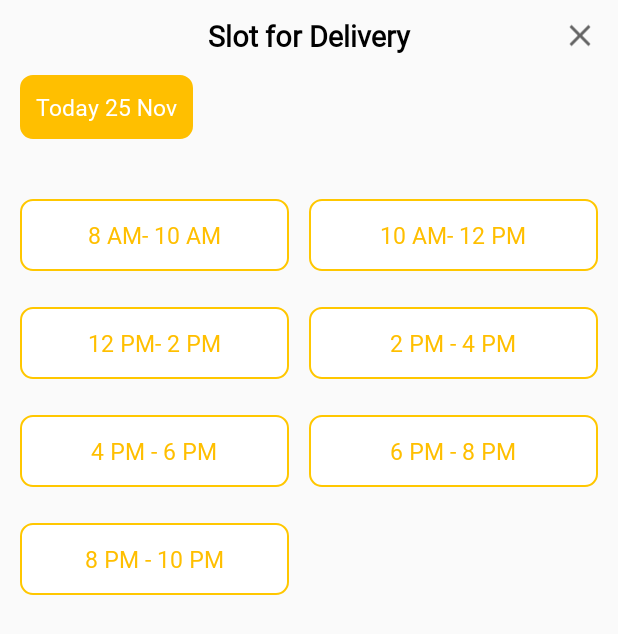
After one commit to ankrana111994/foodUser, an Android app: the layout delivery_slot_dialog.xml on its own in the app's theme, with its tools: preview values and no code run, on a phone screen of 412 x 824 dp. The commit adds this screen. Shown: the top 634 px of the screen. Run offline under Robolectric (Android 15) with nearby library versions, the phone set to English and light mode, and no system bars; network calls fail; Roboto replaces fonts that are not available here.

Commit message:
ui changes5

```diff
--- a/app/src/main/java/com/rndtechnosoft/fooddaily/Activity/CartActivity.java
+++ b/app/src/main/java/com/rndtechnosoft/fooddaily/Activity/CartActivity.java
@@ -40,6 +40,7 @@ import com.android.volley.Response;
 import com.android.volley.VolleyError;
 import com.android.volley.toolbox.StringRequest;
 import com.android.volley.toolbox.Volley;
+import com.google.android.material.bottomsheet.BottomSheetDialog;
 import com.rndtechnosoft.fooddaily.Adapter.CartAdapter;
 import com.rndtechnosoft.fooddaily.Model.Address;
 import com.rndtechnosoft.fooddaily.Model.Cart;
@@ -67,6 +68,7 @@ public class CartActivity extends AppCompatActivity implements SwipeRefreshLayou
     private String address="",address_id="";
     ArrayList<Cart> carts;
     Toolbar toolbar;
+    LinearLayout select_slot_btn;
     RelativeLayout main_rel,address_lay;
     TextView tvTotal,tvDelivery,btnCheckout,btnShopping,txtDiscAmt;
     private long mLastClickTime=0;
@@ -92,6 +94,7 @@ public class CartActivity extends AppCompatActivity implements SwipeRefreshLayou
     View view2,view3,view1,totalView;
     static boolean flag=false;
     private String area_delivery;
+    BottomSheetDialog dialog;
 
     @SuppressLint("SetTextI18n")
     @Override
@@ -166,6 +169,7 @@ public class CartActivity extends AppCompatActivity implements SwipeRefreshLayou
         recycler_cart = findViewById(R.id.recycler_cart);
         progress_cart = findViewById(R.id.progress_cart);
         loader = findViewById(R.id.loader);
+        select_slot_btn = findViewById(R.id.select_slot_btn);
 //        swipe_refresh = findViewById(R.id.swipe_refresh);
 //        swipe_refresh.setProgressBackgroundColorSchemeColor(getResources().getColor(R.color.colorWhite));
 //        int col = getResources().getColor(R.color.colorAccent);
@@ -297,6 +301,14 @@ public class CartActivity extends AppCompatActivity implements SwipeRefreshLayou
                 }
             }
         });
+
+        select_slot_btn.setOnClickListener(new View.OnClickListener() {
+            @Override
+            public void onClick(View v) {
+                showBottomSheetDialog();
+            }
+        });
+
     }
 
     private void getWallet() {
@@ -748,6 +760,20 @@ public class CartActivity extends AppCompatActivity implements SwipeRefreshLayou
         requestQueue.add(stringRequest);
     }
 
+    public void showBottomSheetDialog() {
+        View view = getLayoutInflater().inflate(R.layout.delivery_slot_dialog, null);
+        ImageView close_delivery_slot = view.findViewById(R.id.close_delivery_slot);
+        dialog = new BottomSheetDialog(this);
+        dialog.setContentView(view);
+        dialog.show();
+        close_delivery_slot.setOnClickListener(new View.OnClickListener() {
+            @Override
+            public void onClick(View v) {
+                dialog.dismiss();
+            }
+        });
+    }
+
     @Override
     public void onRefresh() {
         getCartList();
--- a/app/src/main/java/com/rndtechnosoft/fooddaily/Activity/CategoryDetailActivity.java
+++ b/app/src/main/java/com/rndtechnosoft/fooddaily/Activity/CategoryDetailActivity.java
@@ -86,6 +86,8 @@ public class CategoryDetailActivity extends AppCompatActivity {
         loader=findViewById(R.id.loader);
         cart_lay.setVisibility(View.GONE);
         tab.setTabMode(TabLayout.MODE_SCROLLABLE);
+        findViewById(R.id.toolbar_logo).setVisibility(View.GONE);
+        tvToolbarTitle.setVisibility(View.VISIBLE);
         viewPager.addOnPageChangeListener(new TabLayout.TabLayoutOnPageChangeListener(
                 tab));
         tab.setOnTabSelectedListener(new TabLayout.OnTabSelectedListener() {
--- a/app/src/main/java/com/rndtechnosoft/fooddaily/Activity/MainActivity.java
+++ b/app/src/main/java/com/rndtechnosoft/fooddaily/Activity/MainActivity.java
@@ -224,6 +224,8 @@ public class MainActivity extends AppCompatActivity implements NavigationView.On
         navigationView.setNavigationItemSelectedListener(this);
         setupViewPager(viewPager);
         viewPager.setCurrentItem(0);
+        findViewById(R.id.toolbar_logo).setVisibility(View.VISIBLE);
+
         viewPager.addOnPageChangeListener(new ViewPager.OnPageChangeListener() {
 
             @Override
@@ -248,16 +250,21 @@ public class MainActivity extends AppCompatActivity implements NavigationView.On
                     case 0:
                         Constants.refresh_flag=false;
                         tvToolbarTitle.setText(getResources().getString(R.string.home));
+                        findViewById(R.id.toolbar_logo).setVisibility(View.VISIBLE);
                         Objects.requireNonNull(getSupportActionBar()).setTitle(getResources().getString(R.string.home));
                         break;
                     case 1:
                         Constants.refresh_flag=false;
                         tvToolbarTitle.setText(getResources().getString(R.string.myorders));
+                        tvToolbarTitle.setVisibility(View.VISIBLE);
+                        findViewById(R.id.toolbar_logo).setVisibility(View.GONE);
                         Objects.requireNonNull(getSupportActionBar()).setTitle(getResources().getString(R.string.myorders));
                         break;
                     case 2:
                         Constants.refresh_flag=false;
                         tvToolbarTitle.setText(getResources().getString(R.string.profile));
+                        tvToolbarTitle.setVisibility(View.VISIBLE);
+                        findViewById(R.id.toolbar_logo).setVisibility(View.GONE);
                         Objects.requireNonNull(getSupportActionBar()).setTitle(getResources().getString(R.string.profile));
                 }
 
--- a/app/src/main/java/com/rndtechnosoft/fooddaily/Activity/MenuDetailActivity.java
+++ b/app/src/main/java/com/rndtechnosoft/fooddaily/Activity/MenuDetailActivity.java
@@ -102,6 +102,8 @@
             toolbar.setNavigationIcon(getResources().getDrawable(R.drawable.ic_back));
             tvToolbarTitle.setText(Html.fromHtml("<b>"+"Detail"+"</b>"));
             setSupportActionBar(toolbar);
+            findViewById(R.id.toolbar_logo).setVisibility(View.GONE);
+            tvToolbarTitle.setVisibility(View.VISIBLE);
 
             scroll_lay = findViewById(R.id.scroll_lay);
             itemImage = findViewById(R.id.itemImage);
--- a/app/src/main/java/com/rndtechnosoft/fooddaily/Activity/RestaurantActivity.java
+++ b/app/src/main/java/com/rndtechnosoft/fooddaily/Activity/RestaurantActivity.java
@@ -66,6 +66,7 @@ String catId;
         toolbar.setTitleTextColor(getResources().getColor(R.color.colorBlack));
         toolbar.setNavigationIcon(getResources().getDrawable(R.drawable.ic_back));
         tvToolbarTitle.setText(getResources().getString(R.string.shops));
+        tvToolbarTitle.setVisibility(View.VISIBLE);
         setSupportActionBar(toolbar);
 
         imgCart = (ImageView) findViewById(R.id.imgCart);
@@ -74,6 +75,8 @@ String catId;
         selectPosition = in.getIntExtra("position", 0);
         catId = in.getStringExtra("cat_id");
         getCategory();
+        findViewById(R.id.toolbar_logo).setVisibility(View.GONE);
+
 
         recycler_restaurant.setLayoutManager(new LinearLayoutManager(getApplicationContext()));
 //        recycler_restaurant.setLayoutManager((new GridLayoutManager(this, 2)));
--- a/app/src/main/java/com/rndtechnosoft/fooddaily/Adapter/BannerAdapter.java
+++ b/app/src/main/java/com/rndtechnosoft/fooddaily/Adapter/BannerAdapter.java
@@ -52,6 +52,11 @@ if (bannerList.size()==1) {
            RelativeLayout.LayoutParams.WRAP_CONTENT);
 layout_description.setMargins((int)activity.getResources().getDimension(R.dimen._1sdp),(int)activity.getResources().getDimension(R.dimen._5sdp),(int)activity.getResources().getDimension(R.dimen._10sdp),0);
     holder.rel_layout.setLayoutParams(layout_description);
+}else {
+    RelativeLayout.LayoutParams layout_description = new RelativeLayout.LayoutParams(RelativeLayout.LayoutParams.MATCH_PARENT,
+            RelativeLayout.LayoutParams.WRAP_CONTENT);
+    layout_description.setMargins((int)activity.getResources().getDimension(R.dimen._1sdp),(int)activity.getResources().getDimension(R.dimen._5sdp),(int)activity.getResources().getDimension(R.dimen._10sdp),0);
+    holder.rel_layout.setLayoutParams(layout_description);
 }
 
         holder.rel_layout.setOnClickListener(new View.OnClickListener() {
--- /dev/null
+++ b/app/src/main/res/drawable/ic_baseline_close_24.xml
@@ -0,0 +1,10 @@
+<vector xmlns:android="http://schemas.android.com/apk/res/android"
+    android:width="24dp"
+    android:height="24dp"
+    android:viewportWidth="24"
+    android:viewportHeight="24"
+    android:tint="?attr/colorControlNormal">
+  <path
+      android:fillColor="#FFFFFF"
+      android:pathData="M19,6.41L17.59,5 12,10.59 6.41,5 5,6.41 10.59,12 5,17.59 6.41,19 12,13.41 17.59,19 19,17.59 13.41,12z"/>
+</vector>
--- /dev/null
+++ b/app/src/main/res/drawable/ic_baseline_keyboard_arrow_down_24.xml
@@ -0,0 +1,5 @@
+<vector android:height="24dp" android:tint="#FFBF00"
+    android:viewportHeight="24" android:viewportWidth="24"
+    android:width="24dp" xmlns:android="http://schemas.android.com/apk/res/android">
+    <path android:fillColor="#FFFFFF" android:pathData="M7.41,8.59L12,13.17l4.59,-4.58L18,10l-6,6 -6,-6 1.41,-1.41z"/>
+</vector>
--- a/app/src/main/res/layout/activity_cart.xml
+++ b/app/src/main/res/layout/activity_cart.xml
@@ -249,12 +249,40 @@
                                 android:id="@+id/view1"
                                 android:layout_below="@id/bottom_sheet"
                                 android:layout_width="match_parent"
+                                android:background="@color/colorGreyDark"
                                 android:layout_height="@dimen/_1sdp"
                                 android:layout_marginTop="@dimen/_10sdp"
                                 android:layout_marginBottom="@dimen/_10sdp"
                                 android:layout_margin="@dimen/_10sdp"/>
+                            <LinearLayout
+                                android:layout_width="match_parent"
+                                android:layout_height="wrap_content"
+                                android:layout_margin="@dimen/_8sdp"
+                                android:orientation="horizontal"
+                                android:background="@drawable/login_edittext_background"
+                                android:id="@+id/select_slot_btn"
+                                android:gravity="center"
+                                >
+                                <TextView
+                                    android:layout_width="wrap_content"
+                                    android:layout_height="wrap_content"
+                                    android:text="Select delivery slot"
+                                    android:textAllCaps="false"
+                                    android:id="@+id/slot_text"
+                                    android:textColor="@color/colorPrimary"
+                                    android:textSize="@dimen/_15sdp"
+                                    android:padding="@dimen/_10sdp"
+                                    />
+                                <ImageView
+                                    android:layout_width="wrap_content"
+                                    android:layout_height="wrap_content"
+                                    android:src="@drawable/ic_baseline_keyboard_arrow_down_24"
+                                    android:layout_gravity="center"/>
+                            </LinearLayout>
+
                         </LinearLayout>
                     </androidx.cardview.widget.CardView>
+
 
                     <LinearLayout
                         android:visibility="gone"
@@ -578,6 +606,7 @@
             android:text="@string/no_items_cart"
             android:textSize="@dimen/_16ssp"
             android:layout_marginTop="@dimen/_10sdp"
+            android:visibility="gone"
             android:gravity="center"
             android:layout_gravity="center"
             android:textColor="@color/colorRed"/>
--- a/app/src/main/res/layout/activity_profile_edit.xml
+++ b/app/src/main/res/layout/activity_profile_edit.xml
@@ -92,7 +92,7 @@
         android:layout_marginRight="@dimen/_10sdp"
         android:layout_marginBottom="@dimen/_8sdp"/>
 
-    <TextView
+    <EditText
         android:id="@+id/tvphone"
         android:layout_width="match_parent"
         android:layout_height="@dimen/_40sdp"
@@ -100,6 +100,8 @@
         android:layout_below="@id/tvemail"
         android:drawablePadding="@dimen/_10sdp"
         android:drawableLeft="@drawable/ic_phone_sign"
+        android:enabled="false"
+        android:editable="false"
         android:background="@drawable/login_edittext_background"
         android:padding="@dimen/_10sdp"
         android:layout_marginLeft="@dimen/_10sdp"
--- /dev/null
+++ b/app/src/main/res/layout/delivery_slot_dialog.xml
@@ -0,0 +1,179 @@
+<?xml version="1.0" encoding="utf-8"?>
+<LinearLayout
+    xmlns:android="http://schemas.android.com/apk/res/android"
+    android:layout_width="match_parent"
+    android:layout_height="wrap_content"
+    android:orientation="vertical"
+    >
+    <RelativeLayout
+        android:layout_width="match_parent"
+        android:layout_height="wrap_content"
+        android:paddingTop="@dimen/_8sdp"
+        android:orientation="horizontal">
+        <TextView
+            android:layout_width="match_parent"
+            android:layout_height="wrap_content"
+            android:text="Slot for Delivery"
+            android:textColor="@color/colorBlack"
+            android:textStyle="bold"
+            android:gravity="center"
+            android:textSize="@dimen/_15sdp"/>
+        <ImageView
+            android:layout_width="wrap_content"
+            android:layout_height="@dimen/_20sdp"
+            android:layout_marginRight="@dimen/_10sdp"
+            android:src="@drawable/ic_baseline_close_24"
+            android:layout_alignParentRight="true"
+            android:id="@+id/close_delivery_slot"/>
+    </RelativeLayout>
+    <TextView
+        android:layout_width="wrap_content"
+        android:layout_height="wrap_content"
+        android:text="Today 25 Nov"
+        android:background="@drawable/login_edittext_background"
+        android:textColor="@color/colorWhite"
+        android:backgroundTint="@color/colorPrimary"
+        android:layout_margin="@dimen/_10sdp"
+        android:padding="@dimen/_8sdp"
+        android:textSize="@dimen/_12sdp"/>
+    <LinearLayout
+        android:layout_width="match_parent"
+        android:layout_height="wrap_content"
+        android:weightSum="2"
+        android:layout_marginTop="@dimen/_10sdp"
+        android:orientation="horizontal">
+
+        <TextView
+            android:id="@+id/slot1"
+            android:layout_width="match_parent"
+            android:layout_height="wrap_content"
+            android:layout_marginLeft="@dimen/_10sdp"
+            android:layout_marginTop="@dimen/_10sdp"
+            android:layout_marginRight="@dimen/_10sdp"
+            android:layout_marginBottom="@dimen/_8sdp"
+            android:layout_weight="1"
+            android:text="8 AM- 10 AM"
+            android:textSize="@dimen/_12sdp"
+            android:gravity="center"
+            android:background="@drawable/login_edittext_background"
+            android:padding="@dimen/_10sdp"
+            android:textColor="@color/colorPrimary" />
+        <TextView
+            android:id="@+id/slot2"
+            android:layout_width="match_parent"
+            android:layout_height="wrap_content"
+            android:layout_weight="1"
+            android:textColor="@color/colorPrimary"
+            android:background="@drawable/login_edittext_background"
+            android:padding="@dimen/_10sdp"
+            android:text="10 AM- 12 PM"
+            android:textSize="@dimen/_12sdp"
+            android:gravity="center"
+            android:layout_marginTop="@dimen/_10sdp"
+            android:layout_marginRight="@dimen/_10sdp"
+            android:layout_marginBottom="@dimen/_8sdp"/>
+    </LinearLayout>
+    <LinearLayout
+        android:layout_width="match_parent"
+        android:layout_height="wrap_content"
+        android:weightSum="2"
+        android:orientation="horizontal">
+        <TextView
+            android:id="@+id/slot3"
+            android:layout_width="match_parent"
+            android:layout_height="wrap_content"
+            android:layout_weight="1"
+            android:textColor="@color/colorPrimary"
+            android:background="@drawable/login_edittext_background"
+            android:padding="@dimen/_10sdp"
+            android:text="12 PM- 2 PM"
+            android:gravity="center"
+            android:textSize="@dimen/_12sdp"
+            android:layout_marginTop="@dimen/_10sdp"
+            android:layout_marginLeft="@dimen/_10sdp"
+            android:layout_marginRight="@dimen/_10sdp"
+            android:layout_marginBottom="@dimen/_8sdp"/>
+        <TextView
+            android:id="@+id/slot4"
+            android:layout_width="match_parent"
+            android:layout_height="wrap_content"
+            android:layout_weight="1"
+            android:textColor="@color/colorPrimary"
+            android:background="@drawable/login_edittext_background"
+            android:padding="@dimen/_10sdp"
+            android:gravity="center"
+            android:text="2 PM - 4 PM"
+            android:textSize="@dimen/_12sdp"
+            android:layout_marginTop="@dimen/_10sdp"
+            android:layout_marginRight="@dimen/_10sdp"
+            android:layout_marginBottom="@dimen/_8sdp"/>
+    </LinearLayout>
+    <LinearLayout
+        android:layout_width="match_parent"
+        android:layout_height="wrap_content"
+        android:weightSum="2"
+        android:orientation="horizontal">
+        <TextView
+            android:id="@+id/slot5"
+            android:layout_width="match_parent"
+            android:layout_height="wrap_content"
+            android:layout_weight="1"
+            android:textColor="@color/colorPrimary"
+            android:background="@drawable/login_edittext_background"
+            android:padding="@dimen/_10sdp"
+            android:gravity="center"
+            android:text="4 PM - 6 PM"
+            android:textSize="@dimen/_12sdp"
+            android:layout_marginTop="@dimen/_10sdp"
+            android:layout_marginLeft="@dimen/_10sdp"
+            android:layout_marginRight="@dimen/_10sdp"
+            android:layout_marginBottom="@dimen/_8sdp"/>
+        <TextView
+            android:id="@+id/slot6"
+            android:layout_width="match_parent"
+            android:layout_height="wrap_content"
+            android:layout_weight="1"
+            android:textColor="@color/colorPrimary"
+            android:background="@drawable/login_edittext_background"
+            android:padding="@dimen/_10sdp"
+            android:gravity="center"
+            android:text="6 PM - 8 PM"
+            android:textSize="@dimen/_12sdp"
+            android:layout_marginTop="@dimen/_10sdp"
+            android:layout_marginRight="@dimen/_10sdp"
+            android:layout_marginBottom="@dimen/_8sdp"/>
+    </LinearLayout>
+    <LinearLayout
+        android:layout_width="match_parent"
+        android:layout_height="wrap_content"
+        android:weightSum="2"
+        android:layout_marginBottom="@dimen/_20sdp"
+        android:orientation="horizontal">
+        <TextView
+            android:id="@+id/slot7"
+            android:layout_width="match_parent"
+            android:layout_height="wrap_content"
+            android:layout_weight="1"
+            android:textColor="@color/colorPrimary"
+            android:background="@drawable/login_edittext_background"
+            android:padding="@dimen/_10sdp"
+            android:gravity="center"
+            android:text="8 PM - 10 PM"
+            android:textSize="@dimen/_12sdp"
+            android:layout_marginTop="@dimen/_10sdp"
+            android:layout_marginLeft="@dimen/_10sdp"
+            android:layout_marginRight="@dimen/_10sdp"
+            android:layout_marginBottom="@dimen/_8sdp"/>
+        <TextView
+            android:layout_width="match_parent"
+            android:layout_height="@dimen/_40sdp"
+            android:layout_weight="1"
+            android:visibility="invisible"
+            android:textColor="@color/colorBlack"
+            android:background="@drawable/login_edittext_background"
+            android:padding="@dimen/_10sdp"
+            android:layout_marginTop="@dimen/_10sdp"
+            android:layout_marginRight="@dimen/_10sdp"
+            android:layout_marginBottom="@dimen/_8sdp"/>
+    </LinearLayout>
+</LinearLayout>
--- a/app/src/main/res/layout/toolbar_layout.xml
+++ b/app/src/main/res/layout/toolbar_layout.xml
@@ -8,7 +8,7 @@
         android:id="@+id/toolbar_main"
         android:layout_width="match_parent"
         android:layout_height="wrap_content"
-        android:background="@color/colorToolbar"
+        android:background="@color/colorPrimary"
         android:theme="@style/MyDarkToolbarStyle">
 
         <RelativeLayout
@@ -42,6 +42,7 @@
                         android:layout_width="@dimen/_30sdp"
                         android:layout_height="@dimen/_30sdp"
                         android:src="@drawable/logo_here"
+                        android:id="@+id/toolbar_logo"
                         />
                 </androidx.cardview.widget.CardView>
             </LinearLayout>
```
Also changed, not shown: app/src/main/res/drawable/logo_here.jpeg (deleted), app/src/main/res/drawable/logo_here.jpg (added), app/src/main/res/font/ArticaPro-Medium.ttf (added), app/src/main/res/font/AverageSans-Regular.ttf (added), app/src/main/res/font/VelinoSans-Medium.otf (added).
